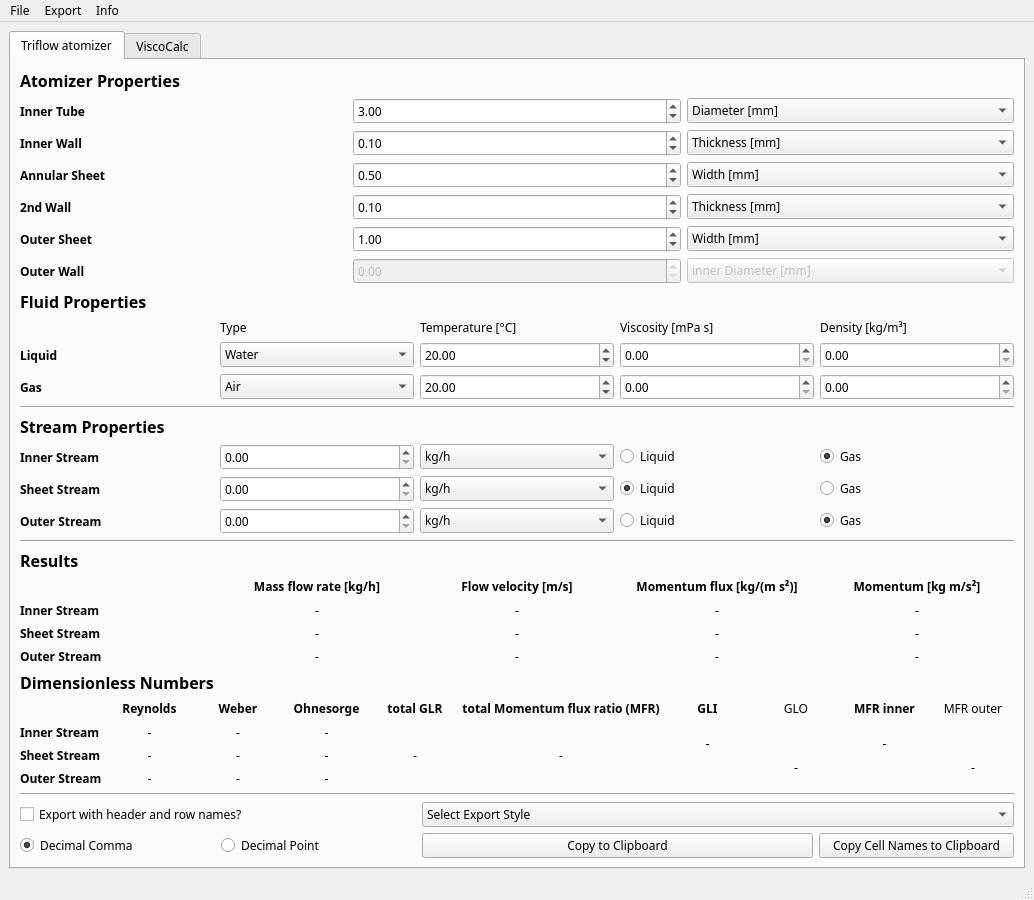
The window that GUI/mainWindow.ui (realize-1337/Atomizer-Toolbox) describes before a commit, drawn with Qt 5.
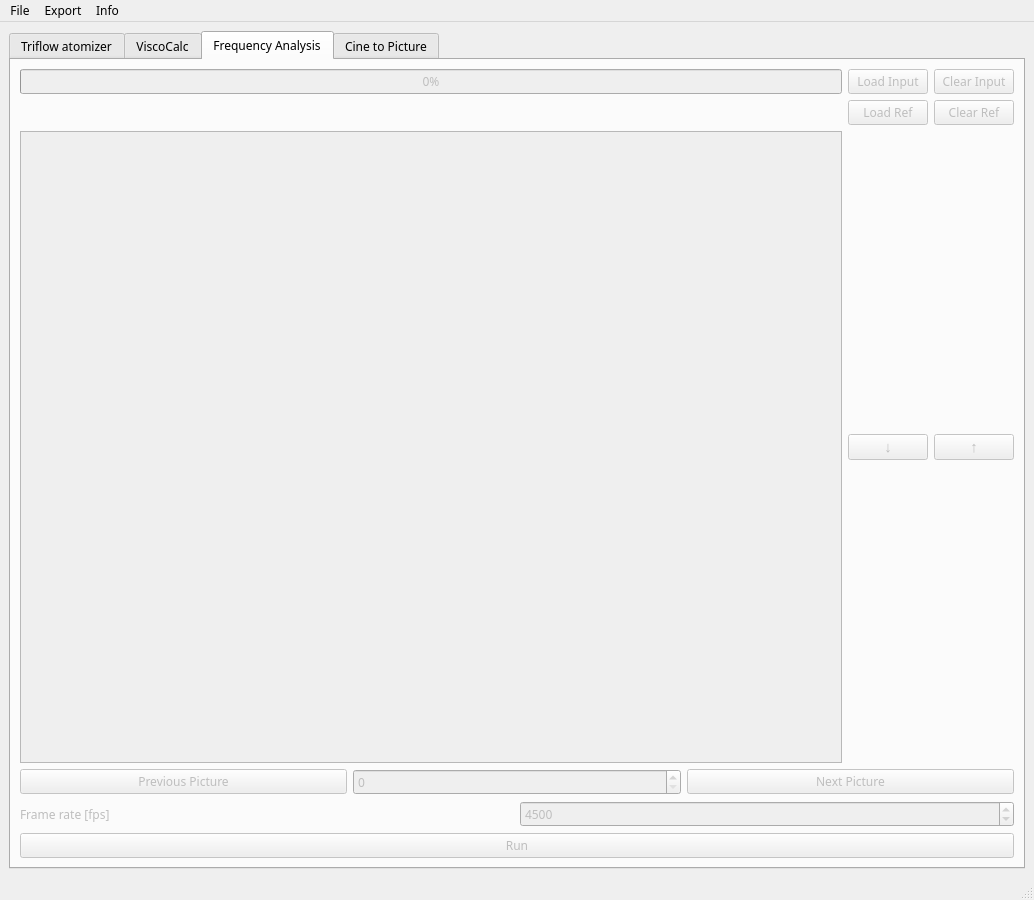
The same window after the commit. The open tabs and pages were chosen to show the change.

```diff
--- a/GUI/mainWindow.ui
+++ b/GUI/mainWindow.ui
@@ -1351,6 +1351,229 @@
         </item>
        </layout>
       </widget>
+      <widget class="QWidget" name="tab_3">
+       <property name="enabled">
+        <bool>false</bool>
+       </property>
+       <attribute name="title">
+        <string>Frequency Analysis</string>
+       </attribute>
+       <layout class="QGridLayout" name="gridLayout_11">
+        <item row="0" column="0">
+         <layout class="QGridLayout" name="gridLayout_10">
+          <item row="2" column="2">
+           <widget class="QPushButton" name="clearRef">
+            <property name="text">
+             <string>Clear Ref</string>
+            </property>
+           </widget>
+          </item>
+          <item row="1" column="2">
+           <widget class="QPushButton" name="clearInput">
+            <property name="text">
+             <string>Clear Input</string>
+            </property>
+           </widget>
+          </item>
+          <item row="3" column="0">
+           <widget class="QGraphicsView" name="graphicsView"/>
+          </item>
+          <item row="1" column="1">
+           <widget class="QPushButton" name="loadInput">
+            <property name="text">
+             <string>Load Input</string>
+            </property>
+           </widget>
+          </item>
+          <item row="3" column="1">
+           <widget class="QPushButton" name="pushButton">
+            <property name="font">
+             <font>
+              <family>Arial</family>
+              <pointsize>11</pointsize>
+              <weight>50</weight>
+              <bold>false</bold>
+             </font>
+            </property>
+            <property name="text">
+             <string>↓</string>
+            </property>
+           </widget>
+          </item>
+          <item row="2" column="1">
+           <widget class="QPushButton" name="loadRef">
+            <property name="text">
+             <string>Load Ref</string>
+            </property>
+           </widget>
+          </item>
+          <item row="3" column="2">
+           <widget class="QPushButton" name="pushButton_5">
+            <property name="font">
+             <font>
+              <family>Arial</family>
+              <pointsize>11</pointsize>
+             </font>
+            </property>
+            <property name="text">
+             <string>↑</string>
+            </property>
+           </widget>
+          </item>
+          <item row="1" column="0">
+           <widget class="QProgressBar" name="cineLoadBar">
+            <property name="maximum">
+             <number>1001</number>
+            </property>
+            <property name="value">
+             <number>0</number>
+            </property>
+            <property name="alignment">
+             <set>Qt::AlignCenter</set>
+            </property>
+            <property name="textVisible">
+             <bool>true</bool>
+            </property>
+           </widget>
+          </item>
+         </layout>
+        </item>
+        <item row="3" column="0">
+         <widget class="QPushButton" name="freqRun">
+          <property name="enabled">
+           <bool>false</bool>
+          </property>
+          <property name="text">
+           <string>Run</string>
+          </property>
+         </widget>
+        </item>
+        <item row="1" column="0">
+         <layout class="QHBoxLayout" name="horizontalLayout_3">
+          <item>
+           <widget class="QPushButton" name="prevPic">
+            <property name="text">
+             <string>Previous Picture</string>
+            </property>
+           </widget>
+          </item>
+          <item>
+           <widget class="QSpinBox" name="picID">
+            <property name="maximum">
+             <number>1000</number>
+            </property>
+           </widget>
+          </item>
+          <item>
+           <widget class="QPushButton" name="nextPic">
+            <property name="text">
+             <string>Next Picture</string>
+            </property>
+           </widget>
+          </item>
+         </layout>
+        </item>
+        <item row="2" column="0">
+         <layout class="QHBoxLayout" name="horizontalLayout_4">
+          <item>
+           <widget class="QLabel" name="label_31">
+            <property name="text">
+             <string>Frame rate [fps]</string>
+            </property>
+           </widget>
+          </item>
+          <item>
+           <widget class="QSpinBox" name="frameRate">
+            <property name="maximum">
+             <number>100000</number>
+            </property>
+            <property name="value">
+             <number>4500</number>
+            </property>
+           </widget>
+          </item>
+         </layout>
+        </item>
+       </layout>
+      </widget>
+      <widget class="QWidget" name="tab_4">
+       <attribute name="title">
+        <string>Cine to Picture</string>
+       </attribute>
+       <layout class="QGridLayout" name="gridLayout_13">
+        <item row="8" column="0">
+         <widget class="QProgressBar" name="cineBarConversion">
+          <property name="value">
+           <number>0</number>
+          </property>
+          <property name="alignment">
+           <set>Qt::AlignCenter</set>
+          </property>
+         </widget>
+        </item>
+        <item row="1" column="0" colspan="2">
+         <widget class="QPushButton" name="selectFolderConverter">
+          <property name="text">
+           <string>Select Folder</string>
+          </property>
+         </widget>
+        </item>
+        <item row="2" column="0">
+         <widget class="QListWidget" name="listWidget"/>
+        </item>
+        <item row="4" column="0">
+         <layout class="QHBoxLayout" name="horizontalLayout_2">
+          <item>
+           <widget class="QLabel" name="label_32">
+            <property name="text">
+             <string>Keep Cine Files?</string>
+            </property>
+           </widget>
+          </item>
+          <item>
+           <widget class="QCheckBox" name="keepCine">
+            <property name="text">
+             <string/>
+            </property>
+            <property name="checked">
+             <bool>true</bool>
+            </property>
+           </widget>
+          </item>
+         </layout>
+        </item>
+        <item row="9" column="0">
+         <layout class="QHBoxLayout" name="horizontalLayout_5">
+          <item>
+           <widget class="QComboBox" name="styleBox">
+            <item>
+             <property name="text">
+              <string>.tiff uncompressed</string>
+             </property>
+            </item>
+            <item>
+             <property name="text">
+              <string>.png</string>
+             </property>
+            </item>
+            <item>
+             <property name="text">
+              <string>.jpeg</string>
+             </property>
+            </item>
+           </widget>
+          </item>
+          <item>
+           <widget class="QPushButton" name="runConversion">
+            <property name="text">
+             <string>Run</string>
+            </property>
+           </widget>
+          </item>
+         </layout>
+        </item>
+       </layout>
+      </widget>
      </widget>
     </item>
    </layout>
```
Left out of the diff: 4 changed lines with no effect on the pictures.
